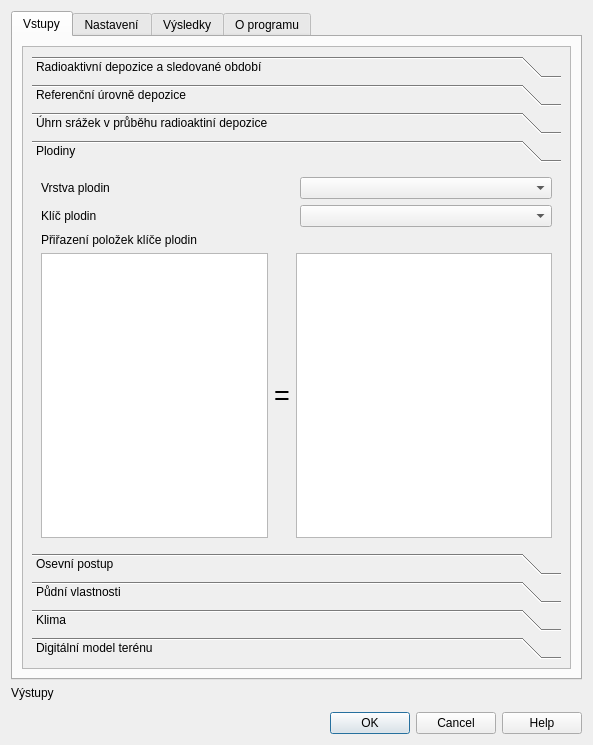
First picture: the form in RadHydro_dialog_base.ui, repository JakubBrom/RadAgro, before the edit.
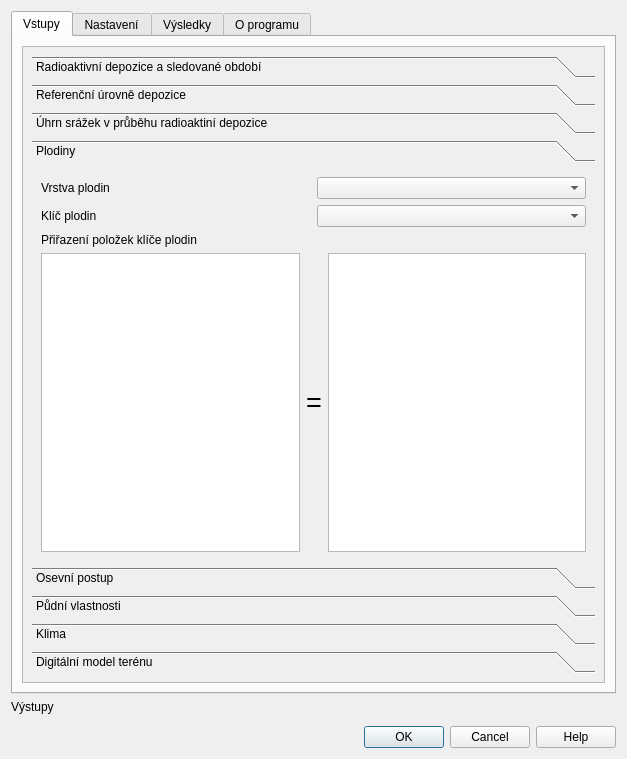
Second picture: the form after the edit. The open tabs and pages were chosen to show the change. Icons and pictures are not drawn. Custom widgets are drawn as their Qt base class.

Patch:
```diff
--- a/RadHydro_dialog_base.ui
+++ b/RadHydro_dialog_base.ui
@@ -6,8 +6,8 @@
    <rect>
     <x>0</x>
     <y>0</y>
-    <width>593</width>
-    <height>745</height>
+    <width>627</width>
+    <height>759</height>
    </rect>
   </property>
   <property name="font">
@@ -40,8 +40,8 @@
            <rect>
             <x>0</x>
             <y>0</y>
-            <width>551</width>
-            <height>598</height>
+            <width>585</width>
+            <height>612</height>
            </rect>
           </property>
           <layout class="QGridLayout" name="gridLayout_5">
@@ -412,8 +412,8 @@
                <rect>
                 <x>0</x>
                 <y>0</y>
-                <width>195</width>
-                <height>172</height>
+                <width>567</width>
+                <height>362</height>
                </rect>
               </property>
               <attribute name="label">
```
Left out of the diff: 218 changed lines with no effect on the pictures.
